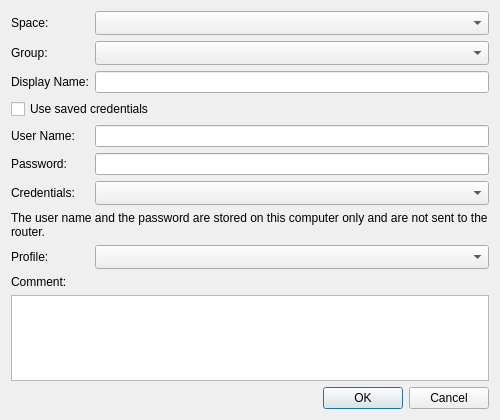
Above: source/client/desktop/management/router_host_dialog.ui from dchapyshev/aspia before the change. Below: the same form after it.
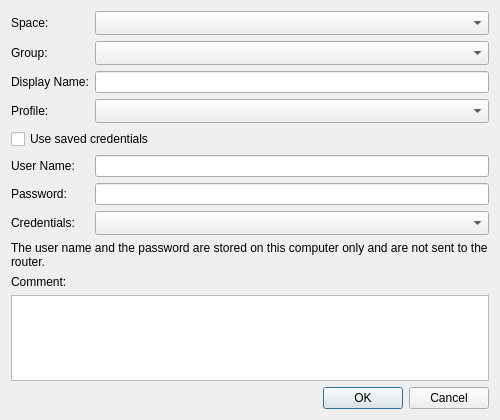
That is the form after the change. Custom widgets are drawn as their Qt base class.

Patch:
```diff
--- a/source/client/desktop/management/router_host_dialog.ui
+++ b/source/client/desktop/management/router_host_dialog.ui
@@ -57,48 +57,62 @@
      <item row="2" column="1">
       <widget class="QLineEdit" name="edit_display_name"/>
      </item>
-     <item row="3" column="0" colspan="2">
+     <item row="3" column="0">
+      <widget class="QLabel" name="label_profile">
+       <property name="text">
+        <string>Profile:</string>
+       </property>
+      </widget>
+     </item>
+     <item row="3" column="1">
+      <widget class="QComboBox" name="combo_profile">
+       <property name="sizeAdjustPolicy">
+        <enum>QComboBox::SizeAdjustPolicy::AdjustToMinimumContentsLengthWithIcon</enum>
+       </property>
+      </widget>
+     </item>
+     <item row="4" column="0" colspan="2">
       <widget class="QCheckBox" name="checkbox_saved_credentials">
        <property name="text">
         <string>Use saved credentials</string>
        </property>
       </widget>
      </item>
-     <item row="4" column="0">
+     <item row="5" column="0">
       <widget class="QLabel" name="label_username">
        <property name="text">
         <string>User Name:</string>
        </property>
       </widget>
      </item>
-     <item row="4" column="1">
+     <item row="5" column="1">
       <widget class="QLineEdit" name="edit_username"/>
      </item>
-     <item row="5" column="0">
+     <item row="6" column="0">
       <widget class="QLabel" name="label_password">
        <property name="text">
         <string>Password:</string>
        </property>
       </widget>
      </item>
-     <item row="5" column="1">
+     <item row="6" column="1">
       <widget class="PasswordEdit" name="edit_password"/>
      </item>
-     <item row="6" column="0">
+     <item row="7" column="0">
       <widget class="QLabel" name="label_credential">
        <property name="text">
         <string>Credentials:</string>
        </property>
       </widget>
      </item>
-     <item row="6" column="1">
+     <item row="7" column="1">
       <widget class="QComboBox" name="combo_credential">
        <property name="sizeAdjustPolicy">
         <enum>QComboBox::SizeAdjustPolicy::AdjustToMinimumContentsLengthWithIcon</enum>
        </property>
       </widget>
      </item>
-     <item row="7" column="0" colspan="2">
+     <item row="8" column="0" colspan="2">
       <widget class="QLabel" name="label_credentials_note">
        <property name="text">
         <string>The user name and the password are stored on this computer only and are not sent to the router.</string>
@@ -108,20 +122,6 @@
        </property>
       </widget>
      </item>
-     <item row="8" column="0">
-      <widget class="QLabel" name="label_profile">
-       <property name="text">
-        <string>Profile:</string>
-       </property>
-      </widget>
-     </item>
-     <item row="8" column="1">
-      <widget class="QComboBox" name="combo_profile">
-       <property name="sizeAdjustPolicy">
-        <enum>QComboBox::SizeAdjustPolicy::AdjustToMinimumContentsLengthWithIcon</enum>
-       </property>
-      </widget>
-     </item>
     </layout>
    </item>
    <item>
```
